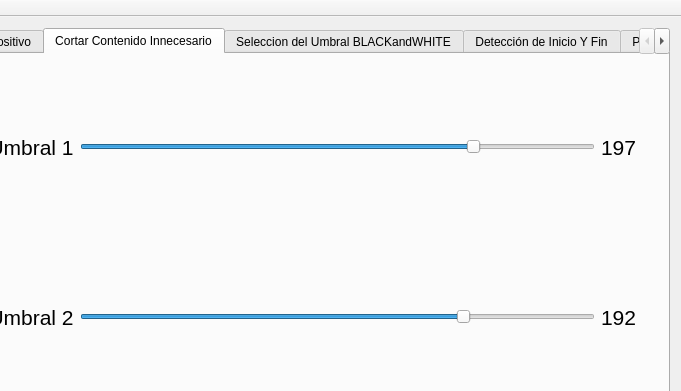
Old version of the form ventanaprincipal.ui in the repository dianjuar/ModuloVisionArtifiical_ACO; both pictures show x 122 to 803 and y 0 to 391 of the 803 by 804 pixel window.
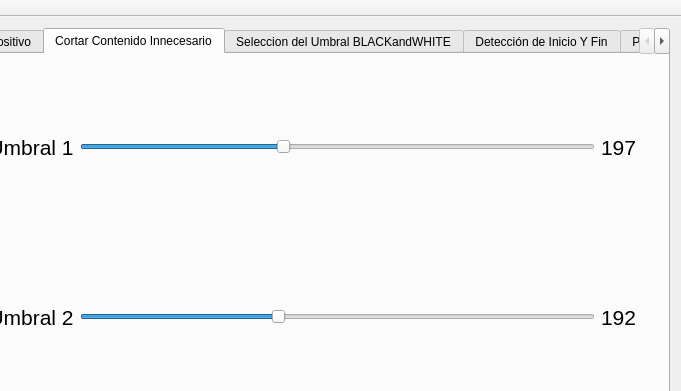
New version of the form. The open tabs and pages were chosen to show the change. Icons and pictures are not drawn.

Commit message: Coneccion de los los sliders del croper

What changed in the file:
```diff
--- a/ventanaprincipal.ui
+++ b/ventanaprincipal.ui
@@ -162,7 +162,7 @@
              <number>1</number>
             </property>
             <property name="maximum">
-             <number>255</number>
+             <number>500</number>
             </property>
             <property name="value">
              <number>197</number>
@@ -234,7 +234,7 @@
              <number>1</number>
             </property>
             <property name="maximum">
-             <number>255</number>
+             <number>500</number>
             </property>
             <property name="value">
              <number>192</number>
```
Left out of the diff: 16 changed lines with no effect on the pictures. The commit also changes 4 other files.
